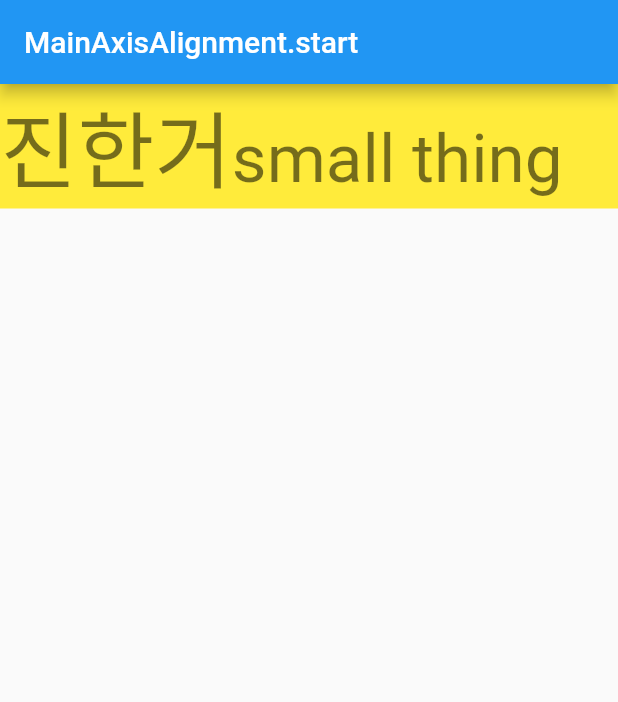
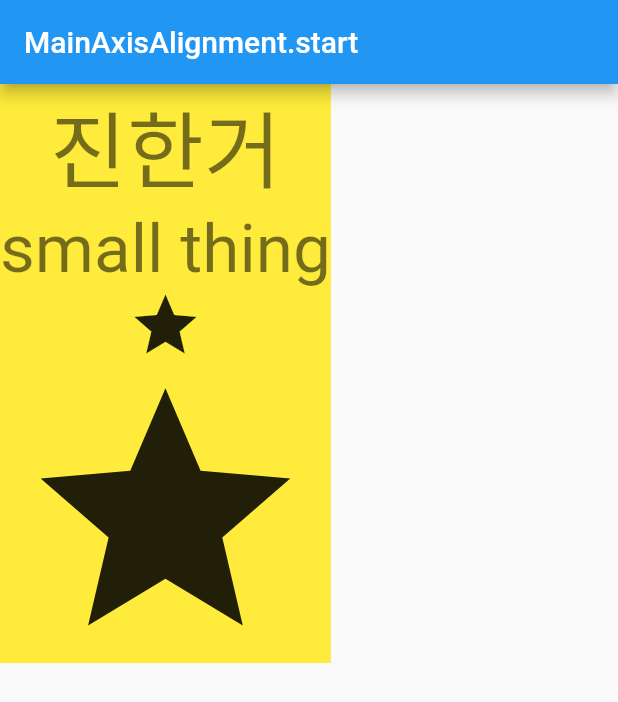
Before and after one commit to after-six/flutter-tutorial-mb, a Flutter app: the screen it shows after launch, on a phone screen of 412 x 824 dp. Shown: the top 702 px of the screen. Run offline on Flutter 3.47's test engine with Material 2 defaults, Android fonts, the phone set to English and light mode, and no system bars.

Commit message:
Row and Column-mainAxisSize

```diff
--- a/layout_sheet/lib/main.dart
+++ b/layout_sheet/lib/main.dart
@@ -33,9 +33,10 @@ class _MyHomePageState extends State<MyHomePage> {
       ),
       body: Container(
         color: Colors.yellow,
-        child: Row(
-          crossAxisAlignment: CrossAxisAlignment.baseline,
-          textBaseline: TextBaseline.alphabetic,
+        child: Column(
+//          crossAxisAlignment: CrossAxisAlignment.stretch,
+        mainAxisSize: MainAxisSize.min,
+//          textBaseline: TextBaseline.alphabetic,
           children: <Widget>[
             Text(
               '진한거',
@@ -45,6 +46,8 @@ class _MyHomePageState extends State<MyHomePage> {
               'small thing',
               style: Theme.of(context).textTheme.display2,
             ),
+            Icon(Icons.star, size: 50),
+            Icon(Icons.star, size: 200),
           ],
         ),
       ),
```
